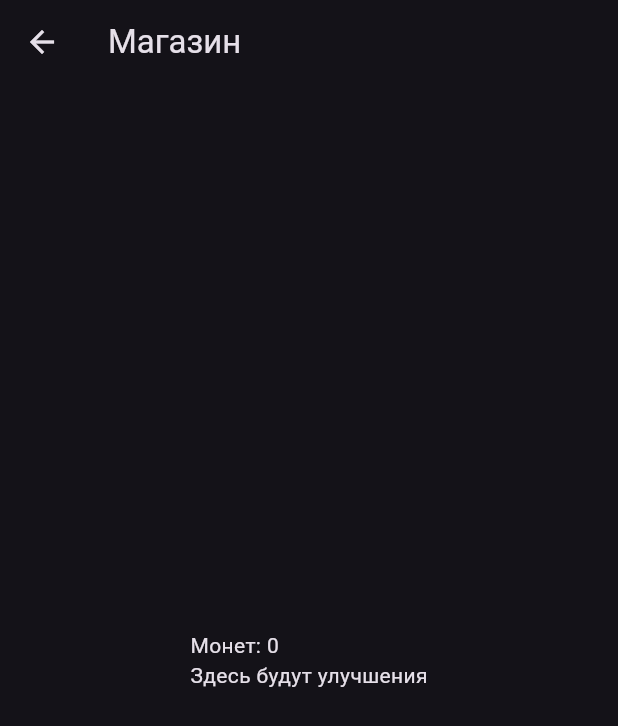
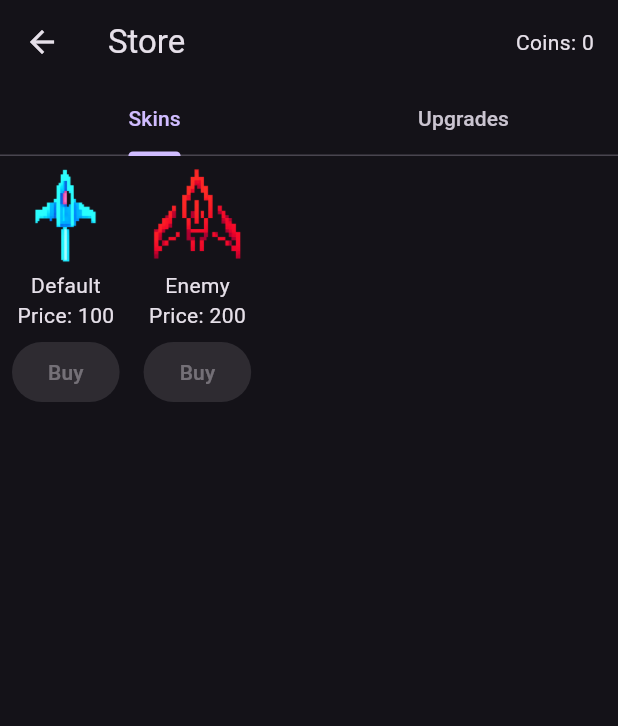
Before and after one commit to shceo/gamee, a Flutter app: the StorePage screen opened by its route, on a phone screen of 412 x 824 dp. Shown: the top 726 px of the screen. Run offline on Flutter 3.47's test engine with Material 3 defaults, Android fonts, the light colour scheme and no system bars; our stand-ins replace flutter_bloc, shared_preferences; accounts and stored records are empty.

Commit message:
Add store page with purchasing logic

```diff
--- a/gamee/lib/src/view/game_page.dart
+++ b/gamee/lib/src/view/game_page.dart
@@ -84,7 +84,7 @@ class GamePage extends StatelessWidget {
                 Positioned(
                   top: 10,
                   left: 10,
-                  child: Text('Coins: ${state.coins}'),
+                  child: Text('Coins: ${state.coinBalance}'),
                 ),
                 if (!state.isRunning && !state.isGameOver)
                   Center(
--- a/gamee/lib/src/view/store_page.dart
+++ b/gamee/lib/src/view/store_page.dart
@@ -1,16 +1,126 @@
 import 'package:flutter/material.dart';
 import 'package:flutter_bloc/flutter_bloc.dart';
+
+import '../model/skin_item.dart';
+import '../model/upgrade_item.dart';
 import '../view_model/game_cubit.dart';
+import '../view_model/game_state.dart';
+
+const List<SkinItem> _skins = [
+  SkinItem(id: 1, title: 'Default', image: 'assets/images/player.png', price: 100),
+  SkinItem(id: 2, title: 'Enemy', image: 'assets/images/enemy.png', price: 200),
+];
+
+const List<UpgradeItem> _upgrades = [
+  UpgradeItem(
+    id: 1,
+    title: 'Attack Speed',
+    description: 'Shoot faster',
+    icon: Icons.flash_on,
+    price: 150,
+  ),
+  UpgradeItem(
+    id: 2,
+    title: 'Damage',
+    description: 'Increase bullet damage',
+    icon: Icons.whatshot,
+    price: 200,
+  ),
+];
 
 class StorePage extends StatelessWidget {
   const StorePage({super.key});
 
   @override
   Widget build(BuildContext context) {
-    final coins = context.select((GameCubit c) => c.state.coins);
-    return Scaffold(
-      appBar: AppBar(title: const Text('Магазин')),
-      body: Center(child: Text('Монет: $coins\nЗдесь будут улучшения')),
+    return BlocBuilder<GameCubit, GameState>(
+      builder: (context, state) {
+        return DefaultTabController(
+          length: 2,
+          child: Scaffold(
+            appBar: AppBar(
+              title: const Text('Store'),
+              actions: [
+                Padding(
+                  padding: const EdgeInsets.symmetric(horizontal: 16.0),
+                  child: Center(child: Text('Coins: ${state.coinBalance}')),
+                ),
+              ],
+              bottom: const TabBar(
+                tabs: [
+                  Tab(text: 'Skins'),
+                  Tab(text: 'Upgrades'),
+                ],
+              ),
+            ),
+            body: TabBarView(
+              children: [
+                _buildSkins(context, state),
+                _buildUpgrades(context, state),
+              ],
+            ),
+          ),
+        );
+      },
+    );
+  }
+
+  Widget _buildSkins(BuildContext context, GameState state) {
+    return ListView.builder(
+      scrollDirection: Axis.horizontal,
+      itemCount: _skins.length,
+      itemBuilder: (context, index) {
+        final item = _skins[index];
+        final disabled =
+            state.coinBalance < item.price || state.purchasedSkinIds.contains(item.id);
+        return Padding(
+          padding: const EdgeInsets.all(8.0),
+          child: Column(
+            mainAxisSize: MainAxisSize.min,
+            children: [
+              Image.asset(item.image, width: 64, height: 64),
+              const SizedBox(height: 4),
+              Text(item.title),
+              Text('Price: ${item.price}'),
+              const SizedBox(height: 4),
+              ElevatedButton(
+                onPressed: disabled
+                    ? null
+                    : () => context.read<GameCubit>().purchaseSkin(item.id),
+                child: const Text('Buy'),
+              ),
+            ],
+          ),
+        );
+      },
+    );
+  }
+
+  Widget _buildUpgrades(BuildContext context, GameState state) {
+    return ListView.builder(
+      itemCount: _upgrades.length,
+      itemBuilder: (context, index) {
+        final up = _upgrades[index];
+        final disabled = state.coinBalance < up.price ||
+            state.purchasedUpgradeIds.contains(up.id);
+        return ListTile(
+          leading: Icon(up.icon),
+          title: Text(up.title),
+          subtitle: Text(up.description),
+          trailing: Column(
+            mainAxisSize: MainAxisSize.min,
+            children: [
+              Text('${up.price}'),
+              const SizedBox(height: 4),
+              ElevatedButton(
+                onPressed:
+                    disabled ? null : () => context.read<GameCubit>().purchaseUpgrade(up.id),
+                child: const Text('Buy'),
+              ),
+            ],
+          ),
+        );
+      },
     );
   }
 }
--- a/gamee/lib/src/view_model/game_cubit.dart
+++ b/gamee/lib/src/view_model/game_cubit.dart
@@ -18,15 +18,25 @@ class GameCubit extends Cubit<GameState> {
   final Random _random = Random();
   int _idCounter = 0;
 
+  static const Map<int, int> _skinPrices = {
+    1: 100,
+    2: 200,
+  };
+
+  static const Map<int, int> _upgradePrices = {
+    1: 150,
+    2: 200,
+  };
+
   Future<void> loadState() async {
     final prefs = await SharedPreferences.getInstance();
     final coins = prefs.getInt('coins') ?? 0;
-    emit(state.copyWith(coins: coins));
+    emit(state.copyWith(coinBalance: coins));
   }
 
   Future<void> _saveCoins() async {
     final prefs = await SharedPreferences.getInstance();
-    await prefs.setInt('coins', state.coins);
+    await prefs.setInt('coins', state.coinBalance);
   }
 
   void startGame(GameMode mode) {
@@ -147,7 +157,33 @@ class GameCubit extends Cubit<GameState> {
   }
 
   void addCoins(int count) {
-    emit(state.copyWith(coins: state.coins + count));
+    emit(state.copyWith(coinBalance: state.coinBalance + count));
+    _saveCoins();
+  }
+
+  void purchaseSkin(int id) {
+    final price = _skinPrices[id] ?? 0;
+    if (state.coinBalance < price || state.purchasedSkinIds.contains(id)) return;
+    emit(
+      state.copyWith(
+        coinBalance: state.coinBalance - price,
+        purchasedSkinIds: {...state.purchasedSkinIds, id},
+      ),
+    );
+    _saveCoins();
+  }
+
+  void purchaseUpgrade(int id) {
+    final price = _upgradePrices[id] ?? 0;
+    if (state.coinBalance < price || state.purchasedUpgradeIds.contains(id)) {
+      return;
+    }
+    emit(
+      state.copyWith(
+        coinBalance: state.coinBalance - price,
+        purchasedUpgradeIds: {...state.purchasedUpgradeIds, id},
+      ),
+    );
     _saveCoins();
   }
 
--- a/gamee/lib/src/view_model/game_state.dart
+++ b/gamee/lib/src/view_model/game_state.dart
@@ -8,7 +8,9 @@ class GameState {
   final double playerX;
   final List<Obstacle> obstacles;
   final List<Bullet> bullets;
-  final int coins;
+  final int coinBalance;
+  final Set<int> purchasedSkinIds;
+  final Set<int> purchasedUpgradeIds;
   final int level;
   final GameMode mode;
 
@@ -18,7 +20,9 @@ class GameState {
     this.playerX = 0.5,
     this.obstacles = const [],
     this.bullets = const [],
-    this.coins = 0,
+    this.coinBalance = 0,
+    this.purchasedSkinIds = const {},
+    this.purchasedUpgradeIds = const {},
     this.level = 1,
     this.mode = GameMode.arcade,
   });
@@ -29,7 +33,9 @@ class GameState {
     double? playerX,
     List<Obstacle>? obstacles,
     List<Bullet>? bullets,
-    int? coins,
+    int? coinBalance,
+    Set<int>? purchasedSkinIds,
+    Set<int>? purchasedUpgradeIds,
     int? level,
     GameMode? mode,
   }) {
@@ -39,7 +45,10 @@ class GameState {
       playerX: playerX ?? this.playerX,
       obstacles: obstacles ?? this.obstacles,
       bullets: bullets ?? this.bullets,
-      coins: coins ?? this.coins,
+      coinBalance: coinBalance ?? this.coinBalance,
+      purchasedSkinIds: purchasedSkinIds ?? this.purchasedSkinIds,
+      purchasedUpgradeIds:
+          purchasedUpgradeIds ?? this.purchasedUpgradeIds,
       level: level ?? this.level,
       mode: mode ?? this.mode,
     );
```
Also changed, not shown: gamee/lib/src/model/skin_item.dart (added, +13 -0 lines), gamee/lib/src/model/upgrade_item.dart (added, +17 -0 lines).
